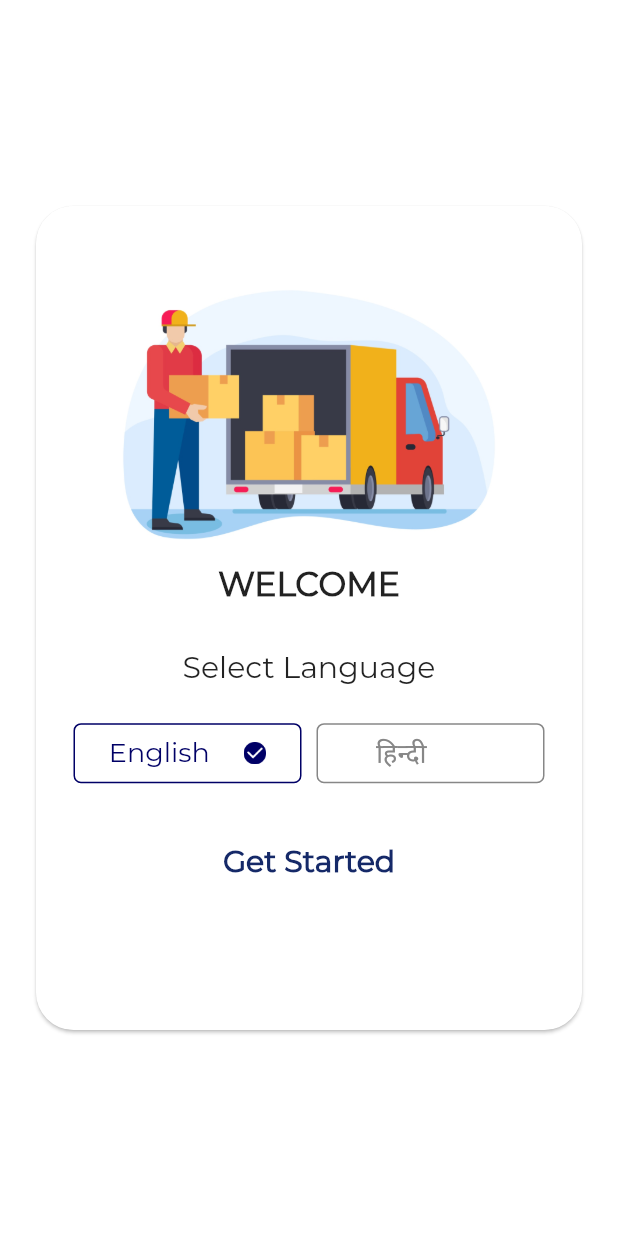
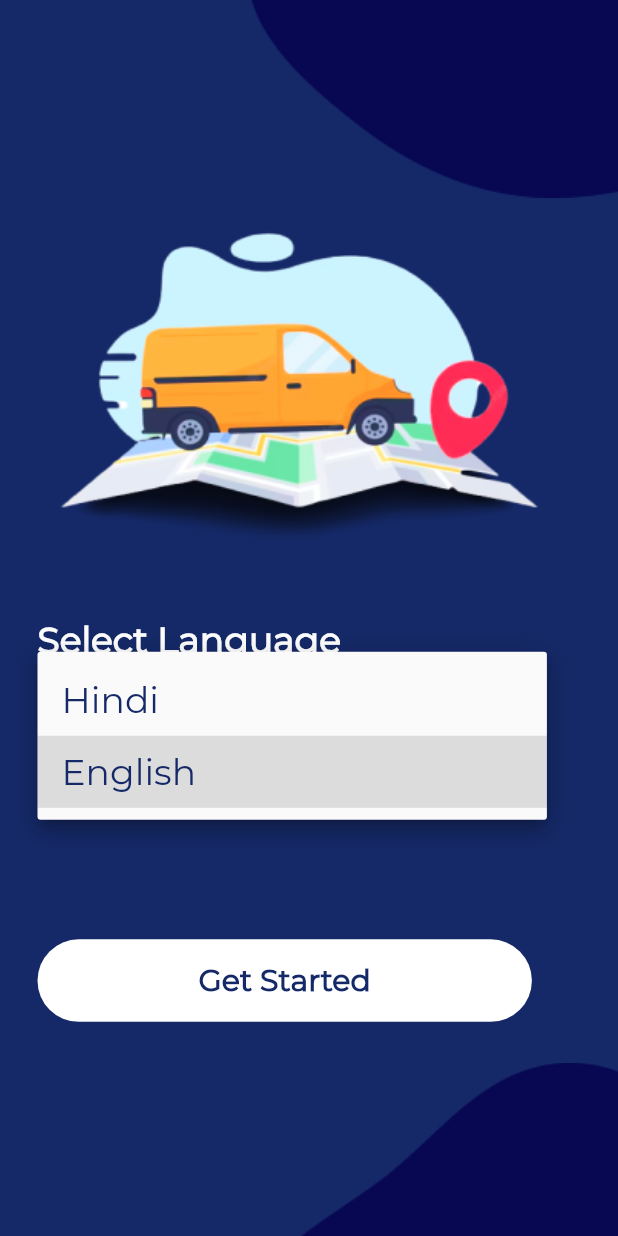
Before and after one commit to liveasy97/driverApp, a Flutter app: the LanguageSelectionScreen screen opened directly, after a tap on "English", on a phone screen of 412 x 824 dp. Run offline on Flutter 3.47's test engine with Material 2 defaults, Android fonts, the phone set to English and light mode, and no system bars; drawn by our look-alikes of overlay_support; our stand-ins replace connectivity, firebase_auth, firebase_core, firebase_messaging, flutter_easyloading, geolocator and 6 more; missing offline and left inert: flutter_background_service, flutter_background_service_android, flutter_config, onesignal_flutter, visibility_aware_state; accounts and stored records are empty.

Commit message:
Removed a extra file of language selection screen.

```diff
--- a/lib/screens/languageScreen.dart
+++ /dev/null
@@ -1,231 +0,0 @@
-import 'package:driver_app/constants/color.dart';
-import 'package:flutter/material.dart';
-import 'package:get/get.dart';
-
-import '../constants/fontSize.dart';
-import '../constants/fontWeights.dart';
-import '../constants/spaces.dart';
-import '../controller/transporterIdController.dart';
-import '../functions/trasnporterApis/runTransporterApiPost.dart';
-import '../language/localization_service.dart';
-import '../widgets/buttons/getStartedButton.dart';
-import '../widgets/loadingWidgets/bottomProgressBarIndicatorWidget.dart';
-import 'LoginScreens/loginScreen.dart';
-import 'navigationScreen.dart';
-
-class LanguageScreen extends StatefulWidget {
-  const LanguageScreen({super.key});
-
-  @override
-  State<LanguageScreen> createState() => _LanguageScreenState();
-}
-
-class _LanguageScreenState extends State<LanguageScreen> {
-  String valueChoose = "Hindi";
-  String? transporterId;
-  bool _nextScreen = false;
-  TransporterIdController transporterIdController =
-      Get.put(TransporterIdController(), permanent: true);
-  @override
-  void initState() {
-    super.initState();
-    getData();
-    valueChoose = LocalizationService().getCurrentLang(); //added this
-  }
-
-  Function? onTapNext() {
-    Get.to(bottomProgressBarIndicatorWidget());
-    Get.off(() => NavigationScreen());
-  }
-
-  getData() async {
-    bool? transporterApproved;
-    bool? companyApproved;
-    String? mobileNum;
-    bool? accountVerificationInProgress;
-    String? transporterLocation;
-    String? name;
-    String? companyName;
-
-    //transporterId = await runTransporterApiPost(
-    //mobileNum: FirebaseAuth
-    //.instance.currentUser!.phoneNumber
-    //.toString()
-    //.substring(3, 13),
-    //);
-
-    if (transporterId != null) {
-      setState(() {
-        _nextScreen = true;
-      });
-    } else {
-      setState(() {
-        transporterId = tidstorage.read("transporterId");
-        transporterApproved = tidstorage.read("transporterApproved");
-        companyApproved = tidstorage.read("companyApproved");
-        mobileNum = tidstorage.read("mobileNum");
-        accountVerificationInProgress =
-            tidstorage.read("accountVerificationInProgress");
-        transporterLocation = tidstorage.read("transporterLocation");
-        name = tidstorage.read("name");
-        companyName = tidstorage.read("companyName");
-      });
-
-      if (transporterId == null) {
-        print("Transporter ID is null");
-      } else {
-        print("It is in else");
-        transporterIdController.updateTransporterId(transporterId!);
-        transporterIdController.updateTransporterApproved(transporterApproved!);
-        transporterIdController.updateCompanyApproved(companyApproved!);
-        transporterIdController.updateMobileNum(mobileNum!);
-        transporterIdController.updateAccountVerificationInProgress(
-            accountVerificationInProgress!);
-        transporterIdController.updateTransporterLocation(transporterLocation!);
-        transporterIdController.updateName(name!);
-        transporterIdController.updateCompanyName(companyName!);
-        print("transporterID is $transporterId");
-        setState(() {
-          _nextScreen = true;
-        });
-      }
-      //setState(() {
-      //_nextScreen=true;
-      //});
-    }
-  }
-
-  List<String> listItem = ["Hindi", "English"];
-
-  @override
-  Widget build(BuildContext context) {
-    double width = MediaQuery.of(context).size.width;
-    double height = MediaQuery.of(context).size.height;
-    return Scaffold(
-      backgroundColor: darkBlueColor,
-      body: Stack(
-        children: [
-          Positioned(
-            left: space_5,
-            top: height * 0.5,
-            child: Text(
-              'selectLanguage'.tr,
-              textAlign: TextAlign.center,
-              style: TextStyle(
-                color: white,
-                fontSize: size_12,
-                fontFamily: 'Montserrat',
-                fontWeight: mediumBoldWeight,
-              ),
-            ),
-          ),
-          Positioned(
-              left: space_2,
-              top: height * 0.57,
-              child: Padding(
-                padding: const EdgeInsets.all(16),
-                child: Container(
-                  width: width * 0.8,
-                  height: height * 0.07,
-                  decoration: BoxDecoration(
-                    color: Colors.white,
-                    borderRadius: BorderRadius.circular(12),
-                  ),
-                  child: Padding(
-                    padding: EdgeInsets.all(space_3),
-                    child: DropdownButton(
-                      icon: const Icon(
-                        Icons.arrow_drop_down,
-                        color: darkBlueColor,
-                      ),
-                      isExpanded: true,
-                      underline: SizedBox(),
-                      iconSize: size_16,
-                      style: const TextStyle(
-                        color: darkBlueColor,
-                        fontSize: 24,
-                        fontFamily: 'Montserrat',
-                        fontWeight: FontWeight.w500,
-                      ),
-                      value: valueChoose,
-                      onChanged: (newValue) {
-                        setState(() {
-                          if (newValue != null) {
-                            valueChoose = newValue;
-                            if (listItem[0] == valueChoose) {
-                              var locale = Locale('hi', 'IN');
-                              Get.updateLocale(locale);
-                              valueChoose = 'Hindi';
-                            } else {
-                              var locale = Locale('en', 'US');
-                              Get.updateLocale(locale);
-                              valueChoose = 'English';
-                            }
-                            LocalizationService().changeLocale(valueChoose);
-                          }
-                        });
-                      },
-                      items: listItem.map((valueItem) {
-                        return DropdownMenuItem(
-                          child: Text(valueItem),
-                          value: valueItem,
-                        );
-                      }).toList(),
-                    ),
-                  ),
-                ),
-              )),
-          Positioned(
-            left: space_4,
-            top: space_27,
-            child: Container(
-              width: width * 0.9,
-              height: height * 0.3,
-              decoration: const BoxDecoration(
-                image: DecorationImage(
-                  image: AssetImage("assets/images/truckImage.png"),
-                  fit: BoxFit.fill,
-                ),
-              ),
-            ),
-          ),
-          Positioned(
-              top: space_0,
-              right: space_0,
-              child: Container(
-                width: width * 0.6,
-                height: height * 0.16,
-                decoration: const BoxDecoration(
-                  image: DecorationImage(
-                    image: AssetImage("assets/images/circularDesignTop.png"),
-                    fit: BoxFit.fill,
-                  ),
-                ),
-              )),
-          Positioned(
-              bottom: space_0,
-              right: space_0,
-              child: Container(
-                width: width * 0.6,
-                height: height * 0.14,
-                decoration: const BoxDecoration(
-                  image: DecorationImage(
-                    image: AssetImage("assets/images/circularDesignBottom.png"),
-                    fit: BoxFit.fill,
-                  ),
-                ),
-              )),
-          _nextScreen
-              ? GetStartedButton(
-                  onTapNext: this.onTapNext,
-                )
-              : GetStartedButton(
-                  onTapNext: () {
-                    Get.off(LoginScreen());
-                  },
-                ),
-        ],
-      ),
-    );
-  }
-}
--- a/lib/screens/languageSelectionScreen.dart
+++ b/lib/screens/languageSelectionScreen.dart
@@ -1,33 +1,28 @@
-import 'package:firebase_auth/firebase_auth.dart';
-import 'package:flutter/cupertino.dart';
+import 'package:driver_app/constants/color.dart';
 import 'package:flutter/material.dart';
 import 'package:get/get.dart';
-import 'package:driver_app/constants/color.dart';
-import 'package:driver_app/constants/fontSize.dart';
-import 'package:driver_app/constants/fontWeights.dart';
-import 'package:driver_app/constants/radius.dart';
-import 'package:driver_app/constants/spaces.dart';
-import 'package:driver_app/controller/transporterIdController.dart';
-import 'package:driver_app/functions/trasnporterApis/runTransporterApiPost.dart';
-import 'package:driver_app/language/localization_service.dart';
-import 'package:driver_app/providerClass/providerData.dart';
-import 'package:driver_app/screens/navigationScreen.dart';
-import 'package:driver_app/widgets/buttons/getStartedButton.dart';
-import 'package:driver_app/widgets/loadingWidgets/bottomProgressBarIndicatorWidget.dart';
-import 'package:provider/provider.dart';
 
+import '../constants/fontSize.dart';
+import '../constants/fontWeights.dart';
+import '../constants/spaces.dart';
+import '../controller/transporterIdController.dart';
+import '../functions/trasnporterApis/runTransporterApiPost.dart';
+import '../language/localization_service.dart';
+import '../widgets/buttons/getStartedButton.dart';
+import '../widgets/loadingWidgets/bottomProgressBarIndicatorWidget.dart';
 import 'LoginScreens/loginScreen.dart';
+import 'navigationScreen.dart';
 
 class LanguageSelectionScreen extends StatefulWidget {
-  LanguageSelectionScreen({Key? key}) : super(key: key);
+  const LanguageSelectionScreen({super.key});
 
   @override
-  _LanguageSelectionScreenState createState() =>
+  State<LanguageSelectionScreen> createState() =>
       _LanguageSelectionScreenState();
 }
 
-class _LanguageSelectionScreenState extends State<LanguageSelectionScreen> with AutomaticKeepAliveClientMixin<LanguageSelectionScreen>{
-  String currentItem = 'English'; //added this
+class _LanguageSelectionScreenState extends State<LanguageSelectionScreen> {
+  String valueChoose = "Hindi";
   String? transporterId;
   bool _nextScreen = false;
   TransporterIdController transporterIdController =
@@ -36,12 +31,14 @@ class _LanguageSelectionScreenState extends State<LanguageSelectionScreen> with
   void initState() {
     super.initState();
     getData();
-    currentItem = LocalizationService().getCurrentLang();  //added this
+    valueChoose = LocalizationService().getCurrentLang(); //added this
   }
-  Function? onTapNext(){
+
+  Function? onTapNext() {
     Get.to(bottomProgressBarIndicatorWidget());
     Get.off(() => NavigationScreen());
   }
+
   getData() async {
     bool? transporterApproved;
     bool? companyApproved;
@@ -51,25 +48,18 @@ class _LanguageSelectionScreenState extends State<LanguageSelectionScreen> with
     String? name;
     String? companyName;
 
-    //transporterId = await runTransporterApiPost(
-      //mobileNum: FirebaseAuth
-        //.instance.currentUser!.phoneNumber
-        //.toString()
-        //.substring(3, 13),
-    //);
-
-    if (transporterId != null){
+    if (transporterId != null) {
       setState(() {
-        _nextScreen=true;
+        _nextScreen = true;
       });
-    }
-    else {
+    } else {
       setState(() {
         transporterId = tidstorage.read("transporterId");
         transporterApproved = tidstorage.read("transporterApproved");
         companyApproved = tidstorage.read("companyApproved");
         mobileNum = tidstorage.read("mobileNum");
-        accountVerificationInProgress = tidstorage.read("accountVerificationInProgress");
+        accountVerificationInProgress =
+            tidstorage.read("accountVerificationInProgress");
         transporterLocation = tidstorage.read("transporterLocation");
         name = tidstorage.read("name");
         companyName = tidstorage.read("companyName");
@@ -83,189 +73,150 @@ class _LanguageSelectionScreenState extends State<LanguageSelectionScreen> with
         transporterIdController.updateTransporterApproved(transporterApproved!);
         transporterIdController.updateCompanyApproved(companyApproved!);
         transporterIdController.updateMobileNum(mobileNum!);
-        transporterIdController
-            .updateAccountVerificationInProgress(accountVerificationInProgress!);
+        transporterIdController.updateAccountVerificationInProgress(
+            accountVerificationInProgress!);
         transporterIdController.updateTransporterLocation(transporterLocation!);
         transporterIdController.updateName(name!);
         transporterIdController.updateCompanyName(companyName!);
         print("transporterID is $transporterId");
         setState(() {
-        _nextScreen=true;
+          _nextScreen = true;
         });
       }
-      //setState(() {
-        //_nextScreen=true;
-      //});
     }
   }
 
+  List<String> listItem = ["Hindi", "English"];
+
   @override
   Widget build(BuildContext context) {
-
-    // final provider = Provider.of<ProviderData>(context);
-    // final currentItem = provider.languageItem;
-    // currentItem = LocalizationService().getCurrentLang();  //added this
+    double width = MediaQuery.of(context).size.width;
+    double height = MediaQuery.of(context).size.height;
     return Scaffold(
-      backgroundColor: white,
-      body: Padding(
-        padding: EdgeInsets.only(left: space_4, right: space_4),
-        child: Column(
-          mainAxisAlignment: MainAxisAlignment.center,
+      backgroundColor: darkBlueColor,
+      body: Stack(
         children: [
-            Card(
+          Positioned(
+            left: space_5,
+            top: height * 0.5,
+            child: Text(
+              'selectLanguage'.tr,
+              textAlign: TextAlign.center,
+              style: TextStyle(
+                color: white,
+                fontSize: size_12,
+                fontFamily: 'Montserrat',
+                fontWeight: mediumBoldWeight,
+              ),
+            ),
+          ),
+          Positioned(
+              left: space_2,
+              top: height * 0.57,
+              child: Padding(
+                padding: const EdgeInsets.all(16),
                 child: Container(
-                height: MediaQuery.of(context).size.height / 1.5,
+                  width: width * 0.8,
+                  height: height * 0.07,
+                  decoration: BoxDecoration(
+                    color: Colors.white,
+                    borderRadius: BorderRadius.circular(12),
+                  ),
                   child: Padding(
-                  padding:
-                  EdgeInsets.fromLTRB(space_5, space_8, space_5, space_0),
-                  child: Column(
-                    children: [
-                      Padding(
-                        padding: EdgeInsets.only(left: space_5, right: space_5),
-                        child: Image(
-                            image: AssetImage("assets/icons/welcomeIcon.png")),
+                    padding: EdgeInsets.all(space_3),
+                    child: DropdownButton(
+                      icon: const Icon(
+                        Icons.arrow_drop_down,
+                        color: darkBlueColor,
                       ),
-                      Text('welcome'.tr,  // changed this
-                        // AppLocalizations.of(context)!.welcome,
-                        style: TextStyle(
-                            fontSize: size_11, fontWeight: boldWeight),
+                      isExpanded: true,
+                      underline: SizedBox(),
+                      iconSize: size_16,
+                      style: const TextStyle(
+                        color: darkBlueColor,
+                        fontSize: 24,
+                        fontFamily: 'Montserrat',
+                        fontWeight: FontWeight.w500,
                       ),
-                      SizedBox(
-                        height: space_6,
-                      ),
-                      Text('selectLanguage'.tr, //changed this
-                        // AppLocalizations.of(context)!.selectLanguage,
-                        style: TextStyle(
-                            fontSize: size_10, fontWeight: normalWeight),
-                      ),
-                      SizedBox(
-                        height: space_5,
-                      ),
-                      Row(
-                        mainAxisAlignment: MainAxisAlignment.spaceAround,
-                        children: [
-                          Expanded(
-                            child: GestureDetector(
-                              onTap: () {
-                                // selectLanguageItem(context, LanguageItem.English);
-                                // provider.setLocale(Locale('en'));
-                                //change here
+                      value: valueChoose,
+                      onChanged: (newValue) {
                         setState(() {
-                                  var locale = Locale('en', 'US');
+                          if (newValue != null) {
+                            valueChoose = newValue;
+                            if (listItem[0] == valueChoose) {
+                              var locale = const Locale('hi', 'IN');
                               Get.updateLocale(locale);
-                                  currentItem = 'English';
-                                  LocalizationService().changeLocale(currentItem);
+                              valueChoose = 'Hindi';
+                            } else {
+                              var locale = const Locale('en', 'US');
+                              Get.updateLocale(locale);
+                              valueChoose = 'English';
+                            }
+                            LocalizationService().changeLocale(valueChoose);
+                          }
                         });
                       },
+                      items: listItem.map((valueItem) {
+                        return DropdownMenuItem(
+                          value: valueItem,
+                          child: Text(valueItem),
+                        );
+                      }).toList(),
+                    ),
+                  ),
+                ),
+              )),
+          Positioned(
+            left: space_4,
+            top: space_27,
             child: Container(
-                                height: space_8,
-                                decoration: BoxDecoration(
-                                    border: Border.all(width: 1,
-                                        color:currentItem == 'English' ? navy : darkGreyColor //change here
-                                    ),
-                                    borderRadius:
-                                        BorderRadius.circular(radius_1)),
-                                child: Row(
-                                  mainAxisAlignment:
-                                      MainAxisAlignment.spaceEvenly,
-                                  children: [
-                                    Text(
-                                      "English",
-                                      style: TextStyle(
-                                          color: currentItem == 'English' ? navy : darkGreyColor, //change here
-                                          fontSize: size_9,
-                                          fontWeight: normalWeight),
-                                    ),
-                                    Container(
-                                      child: currentItem == 'English' ? Image( //chenge here
-                                        image: AssetImage("assets/icons/tick.png"),
-                                        width: space_3,
-                                        height: space_3,
-                                      ): Container(),
-                                    )
-                                  ],
+              width: width * 0.9,
+              height: height * 0.3,
+              decoration: const BoxDecoration(
+                image: DecorationImage(
+                  image: AssetImage("assets/images/truckImage.png"),
+                  fit: BoxFit.fill,
                 ),
               ),
             ),
           ),
-                          SizedBox(
-                            width: space_2,
-                          ),
-                          Expanded(
-                            child: GestureDetector(
-                              onTap: () {
-                                  // selectLanguageItem(context, LanguageItem.Hindi);
-                                  // provider.setLocale(Locale('hi'));
-                                //change here
-                                setState(() {
-                                  var locale = Locale('hi', 'IN');
-                                  Get.updateLocale(locale);
-                                  currentItem = 'Hindi';
-                                  LocalizationService().changeLocale(currentItem);
-                                });
-                              },
+          Positioned(
+              top: space_0,
+              right: space_0,
               child: Container(
-                                height: space_8,
-                                decoration: BoxDecoration(
-                                    border: Border.all(
-                                        width: 1,
-                                        color: currentItem == 'Hindi' ? navy : darkGreyColor    //change here
-                                    ),
-                                    borderRadius:
-                                        BorderRadius.circular(radius_1)),
-                                child: Row(
-                                  mainAxisAlignment:
-                                  MainAxisAlignment.spaceEvenly,
-                                  children: [
-                                    Text(
-                                      "हिन्दी",
-                                      style: TextStyle(
-                                          color: currentItem == 'Hindi' ? navy : darkGreyColor,   //change here
-                                          fontSize: size_9,
-                                          fontWeight: normalWeight),
-                                    ),
-                                Container(
-                                  child: currentItem == 'Hindi' ? Image(   //change here
-                                    image: AssetImage("assets/icons/tick.png"),
-                                    width: space_3,
-                                    height: space_3,
-                                  ): Container(),),
-                                  ],
+                width: width * 0.6,
+                height: height * 0.16,
+                decoration: const BoxDecoration(
+                  image: DecorationImage(
+                    image: AssetImage("assets/images/circularDesignTop.png"),
+                    fit: BoxFit.fill,
                   ),
                 ),
+              )),
+          Positioned(
+              bottom: space_0,
+              right: space_0,
+              child: Container(
+                width: width * 0.6,
+                height: height * 0.14,
+                decoration: const BoxDecoration(
+                  image: DecorationImage(
+                    image: AssetImage("assets/images/circularDesignBottom.png"),
+                    fit: BoxFit.fill,
                   ),
+                ),
+              )),
+          _nextScreen
+              ? GetStartedButton(
+                  onTapNext: this.onTapNext,
+                )
+              : GetStartedButton(
+                  onTapNext: () {
+                    Get.off(LoginScreen());
+                  },
                 ),
         ],
       ),
-                      SizedBox(
-                        height: space_5,
-                      ),
-                      _nextScreen?
-                      GetStartedButton(onTapNext: this.onTapNext,) : GetStartedButton(onTapNext: (){
-                        Get.off(LoginScreen());
-                      },)
-
-                    ],
-                  ),
-                ),
-              ),
-              color: white,
-              shape: RoundedRectangleBorder(
-                borderRadius: BorderRadius.circular(radius_5),
-              ),
-            )
-          ],
-        ),
-      ),
     );
   }
-
-  void selectLanguageItem(BuildContext context, LanguageItem item) {
-    final provider = Provider.of<ProviderData>(context, listen: false);
-    provider.setLanguageItem(item);
 }
-
-  @override
-  // TODO: implement wantKeepAlive
-  bool get wantKeepAlive => true;
-}
```
Lines whose indentation alone changed are shown as unchanged.
